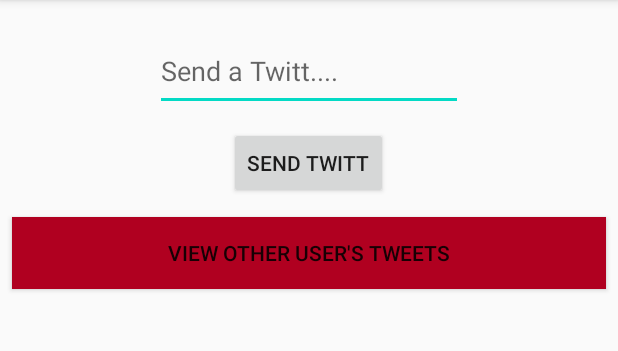
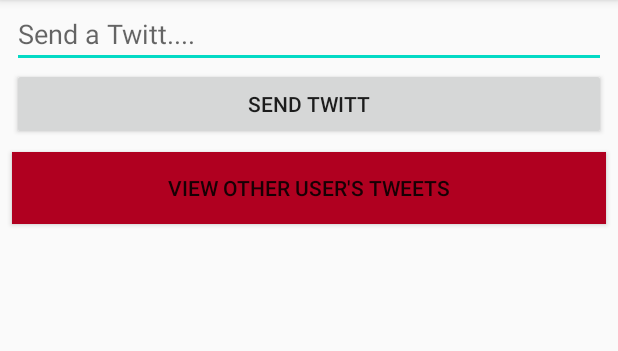
Before and after one commit to HAREEN123/TwitterClone, an Android app: the SendTwitts screen opened directly, with no data from a screen before it, on a phone screen of 412 x 824 dp, the part 84-435 px from its top. Run offline under Robolectric (Android 15) with nearby library versions, the phone set to English and light mode, and no system bars; libraries missing offline, so code that uses them is left out: com.parse, com.shashank.sony.

Commit message:
Twitter Clone Completion

```diff
--- a/app/src/main/java/com/example/twitterclone/SendTwitts.java
+++ b/app/src/main/java/com/example/twitterclone/SendTwitts.java
@@ -7,17 +7,28 @@ import android.os.Bundle;
 import android.view.View;
 import android.widget.Button;
 import android.widget.EditText;
+import android.widget.ListView;
+import android.widget.SimpleAdapter;
 
+import com.parse.FindCallback;
 import com.parse.ParseException;
 import com.parse.ParseObject;
+import com.parse.ParseQuery;
 import com.parse.ParseUser;
 import com.parse.SaveCallback;
 import com.shashank.sony.fancytoastlib.FancyToast;
 
-public class SendTwitts extends AppCompatActivity {
+import java.util.ArrayList;
+import java.util.HashMap;
+import java.util.List;
+
+public class SendTwitts extends AppCompatActivity implements View.OnClickListener {
 
     private EditText edtSendTwitts;
     private Button btnSendTwitts;
+    private ListView viewTweetsListView;
+    private Button btnViewTweets;
+
 
     @Override
     protected void onCreate(Bundle savedInstanceState) {
@@ -26,6 +37,10 @@ public class SendTwitts extends AppCompatActivity {
 
         edtSendTwitts = findViewById(R.id.edtSendTwitt);
         btnSendTwitts = findViewById(R.id.btnSendTwitt);
+        viewTweetsListView = findViewById(R.id.viewTweetListView);
+        btnViewTweets = findViewById(R.id.btnViewTweets);
+
+        btnViewTweets.setOnClickListener(this);
 
         btnSendTwitts.setOnClickListener(new View.OnClickListener() {
             @Override
@@ -77,5 +92,40 @@ public class SendTwitts extends AppCompatActivity {
     }
 
 
+    @Override
+    public void onClick(View v) {
+
+        final ArrayList<HashMap<String, String>> tweetList = new ArrayList<>();
+        final SimpleAdapter adapter = new SimpleAdapter(SendTwitts.this,tweetList,android.R.layout.simple_list_item_2,new String[]{"tweetUserName","tweetValue"},new int[]{android.R.id.text1,android.R.id.text2});
+
+        try {
+            ParseQuery<ParseObject>parseQuery = ParseQuery.getQuery("MyTweet");
+            parseQuery.whereContainedIn("user",ParseUser.getCurrentUser().getList("fanOf"));
+            parseQuery.findInBackground(new FindCallback<ParseObject>() {
+                @Override
+                public void done(List<ParseObject> objects, ParseException e) {
+                        if(objects.size()>0 && e == null){
+                            for (ParseObject tweetObject: objects){
+
+                                HashMap<String,String> userTweet = new HashMap<>();
+                                userTweet.put("tweetUserName",tweetObject.getString("user"));
+                                userTweet.put("tweetValue",tweetObject.getString("tweet"));
+                                tweetList.add(userTweet);
+
+
+                            }
+
+                            viewTweetsListView.setAdapter(adapter);
+                        }
+                }
+            });
+
+        }catch (Exception e){
+
+            e.printStackTrace();
+        }
+
+
 
     }
+}
--- a/app/src/main/res/layout/activity_send_twitts.xml
+++ b/app/src/main/res/layout/activity_send_twitts.xml
@@ -1,64 +1,46 @@
 <?xml version="1.0" encoding="utf-8"?>
-<androidx.constraintlayout.widget.ConstraintLayout xmlns:android="http://schemas.android.com/apk/res/android"
+<LinearLayout xmlns:android="http://schemas.android.com/apk/res/android"
     xmlns:app="http://schemas.android.com/apk/res-auto"
     xmlns:tools="http://schemas.android.com/tools"
     android:layout_width="match_parent"
     android:layout_height="match_parent"
-    tools:context=".SendTwitts">
+    tools:context=".SendTwitts"
+    android:orientation="vertical">
 
     <EditText
         android:id="@+id/edtSendTwitt"
-        android:layout_width="205dp"
-        android:layout_height="53dp"
+        android:layout_width="match_parent"
+        android:layout_height="wrap_content"
         android:layout_marginStart="8dp"
         android:layout_marginEnd="8dp"
         android:ems="10"
         android:hint="Send a Twitt...."
-        android:inputType="textPersonName"
-        app:layout_constraintBottom_toBottomOf="parent"
-        app:layout_constraintEnd_toEndOf="parent"
-        app:layout_constraintStart_toStartOf="parent"
-        app:layout_constraintTop_toTopOf="parent"
-        app:layout_constraintVertical_bias="0.029" />
+        android:inputType="textPersonName" />
 
     <Button
         android:id="@+id/btnSendTwitt"
-        android:layout_width="wrap_content"
+        android:layout_width="match_parent"
         android:layout_height="wrap_content"
         android:layout_marginStart="8dp"
         android:layout_marginEnd="8dp"
-        android:text="Send Twitt"
-        app:layout_constraintBottom_toBottomOf="parent"
-        app:layout_constraintEnd_toEndOf="parent"
-        app:layout_constraintHorizontal_bias="0.498"
-        app:layout_constraintStart_toStartOf="parent"
-        app:layout_constraintTop_toBottomOf="@+id/edtSendTwitt"
-        app:layout_constraintVertical_bias="0.016" />
+        android:text="Send Twitt" />
 
     <Button
         android:id="@+id/btnViewTweets"
-        android:layout_width="0dp"
+        android:layout_width="match_parent"
         android:layout_height="wrap_content"
         android:layout_marginStart="8dp"
-        android:layout_marginTop="12dp"
+        android:layout_marginTop="8dp"
         android:layout_marginEnd="8dp"
         android:background="@color/design_default_color_error"
-        android:text="view other user's tweets"
-        app:layout_constraintEnd_toEndOf="parent"
-        app:layout_constraintHorizontal_bias="0.498"
-        app:layout_constraintStart_toStartOf="parent"
-        app:layout_constraintTop_toBottomOf="@+id/btnSendTwitt" />
+        android:text="view other user's tweets" />
 
     <ListView
         android:id="@+id/viewTweetListView"
-        android:layout_width="0dp"
-        android:layout_height="335dp"
+        android:layout_width="match_parent"
+        android:layout_height="match_parent"
         android:layout_marginStart="8dp"
-        android:layout_marginEnd="16dp"
-        android:layout_marginBottom="56dp"
-        app:layout_constraintBottom_toBottomOf="parent"
-        app:layout_constraintEnd_toEndOf="parent"
-        app:layout_constraintHorizontal_bias="0.0"
-        app:layout_constraintStart_toStartOf="parent" />
+        android:layout_marginEnd="8dp"
+        android:layout_marginBottom="8dp" />
 
-</androidx.constraintlayout.widget.ConstraintLayout>
+</LinearLayout>
```
